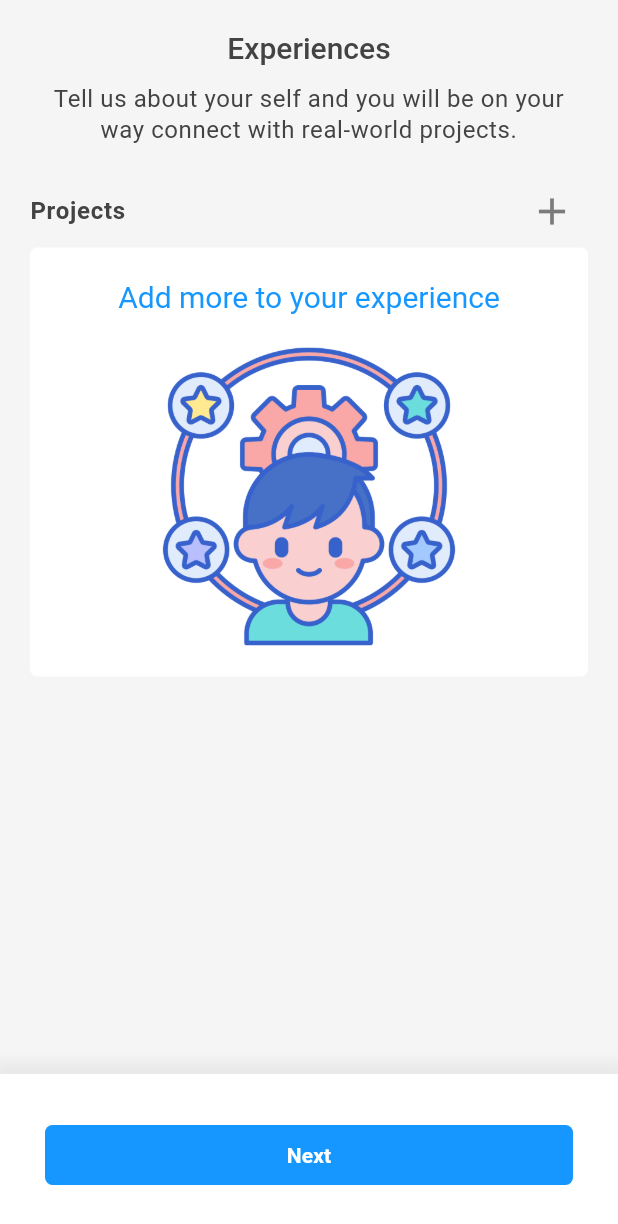
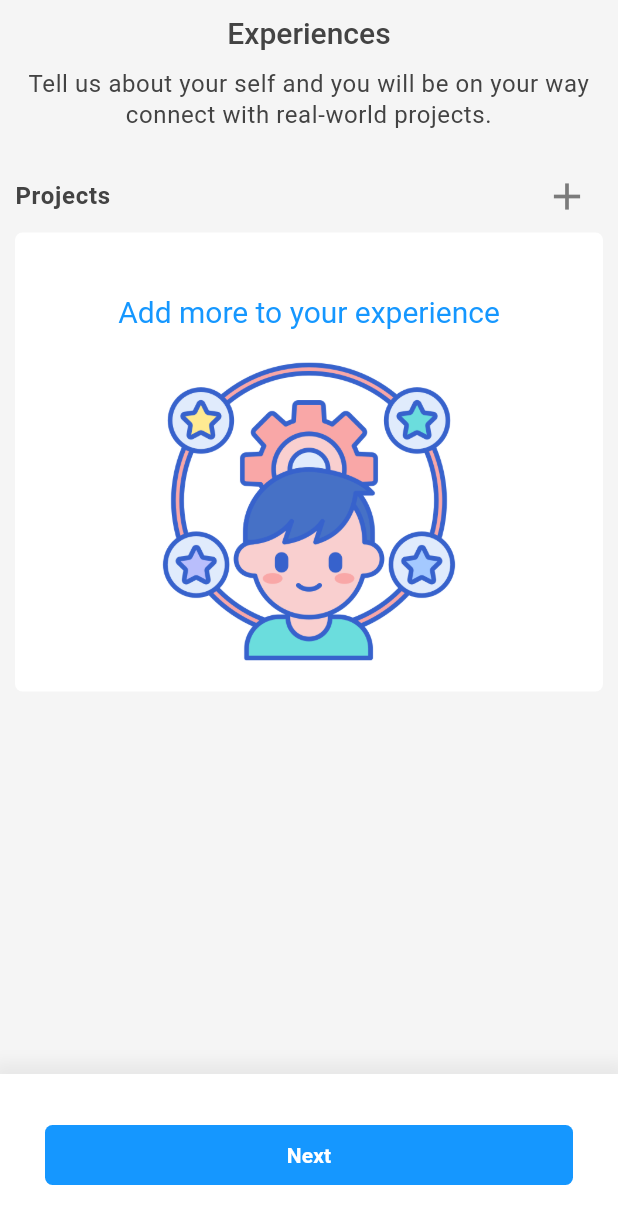
Before and after one commit to PhuocDinh462/student_hub, a Flutter app: the ProfileStudentStepTwo screen opened directly, after a tap on the "add" icon, after a tap on the "close" icon, on a phone screen of 412 x 824 dp. Shown: the top 1224 px of the screen. Run offline on Flutter 3.47's test engine with Material 3 defaults, Android fonts, the phone set to English and light mode, and no system bars; drawn by our look-alikes of loader_overlay; our stand-ins replace awesome_snackbar_content, dio, dotted_border, dropdown_search, equatable, file_picker and 10 more; missing offline and left inert: country_flags, language_code, month_year_picker; accounts and stored records are empty; generated files the repository leaves out were written again; network calls fail.

Commit message:
fix: fix ui profile

```diff
--- a/lib/screens/profile/student/components/form_experience.dart
+++ b/lib/screens/profile/student/components/form_experience.dart
@@ -105,8 +105,8 @@ class _FormExpericenceState extends State<FormExpericence> {
     final colorScheme = Theme.of(context).colorScheme;
 
     return Container(
-      color: Colors.white,
-      padding: const EdgeInsets.symmetric(horizontal: 5),
+      color: colorScheme.onSecondary,
+      padding: const EdgeInsets.symmetric(horizontal: 10),
       child: Column(crossAxisAlignment: CrossAxisAlignment.stretch, children: [
         CommonTextField(
           title: '',
@@ -249,7 +249,7 @@ class _FormExpericenceState extends State<FormExpericence> {
                             border: Border.all(
                                 color: Theme.of(context).primaryColor),
                             borderRadius: BorderRadius.circular(5),
-                            color: Colors.white,
+                            color: colorScheme.onSecondary,
                           ),
                     child: ListTile(
                       selected: isSelected,
--- a/lib/screens/profile/student/profile_step_three.student.dart
+++ b/lib/screens/profile/student/profile_step_three.student.dart
@@ -29,7 +29,7 @@ class _ProfileStudentStepThreeState extends State<ProfileStudentStepThree> {
     final UserProvider user = Provider.of<UserProvider>(context, listen: false);
 
     return Scaffold(
-      backgroundColor: colorScheme.onPrimary,
+      backgroundColor: colorScheme.secondaryContainer,
       body: Consumer<ProfileStudentViewModel>(
           builder: (context, profileStudentModel, child) {
         if (profileStudentModel.loading) {
@@ -87,7 +87,8 @@ class _ProfileStudentStepThreeState extends State<ProfileStudentStepThree> {
                   width: deviceSize.width,
                   padding:
                       const EdgeInsets.symmetric(horizontal: 30, vertical: 20),
-                  decoration: BoxDecoration(color: Colors.white, boxShadow: [
+                  decoration:
+                      BoxDecoration(color: colorScheme.onSecondary, boxShadow: [
                     BoxShadow(
                       color: colorScheme.onSurface.withOpacity(0.1),
                       spreadRadius: 5,
--- a/lib/screens/profile/student/profile_step_two.student.dart
+++ b/lib/screens/profile/student/profile_step_two.student.dart
@@ -48,7 +48,7 @@ class _ProfileStudentStepTwoState extends State<ProfileStudentStepTwo> {
     final UserProvider user = Provider.of<UserProvider>(context, listen: true);
 
     return Scaffold(
-      backgroundColor: colorScheme.onPrimary,
+      backgroundColor: colorScheme.secondaryContainer,
       body: ConstrainedBox(
         constraints: BoxConstraints(minHeight: deviceSize.height),
         child: Stack(
@@ -63,7 +63,7 @@ class _ProfileStudentStepTwoState extends State<ProfileStudentStepTwo> {
 
               return SingleChildScrollView(
                 child: Padding(
-                  padding: const EdgeInsets.only(top: 20, left: 20, right: 20),
+                  padding: const EdgeInsets.all(10),
                   child: Column(
                     crossAxisAlignment: CrossAxisAlignment.stretch,
                     children: [
@@ -109,6 +109,7 @@ class _ProfileStudentStepTwoState extends State<ProfileStudentStepTwo> {
                               color: colorScheme.onSecondary),
                           child: Column(
                             children: [
+                              const Gap(20),
                               DisplayText(
                                 style: textTheme.headlineMedium!.copyWith(
                                   color: colorScheme.primary,
@@ -173,7 +174,8 @@ class _ProfileStudentStepTwoState extends State<ProfileStudentStepTwo> {
                 child: Container(
                   width: deviceSize.width,
                   padding: const EdgeInsets.all(30),
-                  decoration: BoxDecoration(color: Colors.white, boxShadow: [
+                  decoration:
+                      BoxDecoration(color: colorScheme.onSecondary, boxShadow: [
                     BoxShadow(
                       color: colorScheme.onSurface.withOpacity(0.1),
                       spreadRadius: 5,
--- a/lib/widgets/text_field_title.dart
+++ b/lib/widgets/text_field_title.dart
@@ -1,6 +1,5 @@
 import 'package:flutter/material.dart';
 import 'package:gap/gap.dart';
-import 'package:student_hub/constants/theme.dart';
 import 'package:student_hub/widgets/display_text.dart';
 
 class TextFieldTitle extends StatelessWidget {
@@ -26,17 +25,14 @@ class TextFieldTitle extends StatelessWidget {
   @override
   Widget build(BuildContext context) {
     final colorScheme = Theme.of(context).colorScheme;
+    final textTheme = Theme.of(context).textTheme;
 
     return Column(
       crossAxisAlignment: CrossAxisAlignment.stretch,
       children: [
         DisplayText(
           text: title,
-          style: const TextStyle(
-            color: text_900,
-            fontWeight: FontWeight.w600,
-            fontSize: 16,
-          ),
+          style: textTheme.bodyLarge!,
         ),
         const Gap(10),
         TextField(
```
Also changed, not shown: lib/screens/profile/student/profile_step_one.student.dart (+27 -16 lines).
